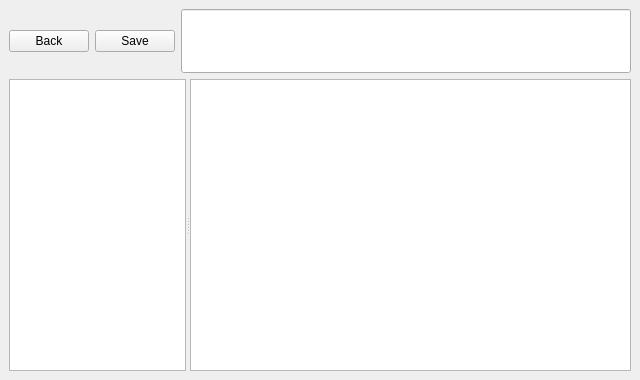
The window that ui/mainwin.ui (berndhs/notably) describes before a commit, drawn with Qt 5.
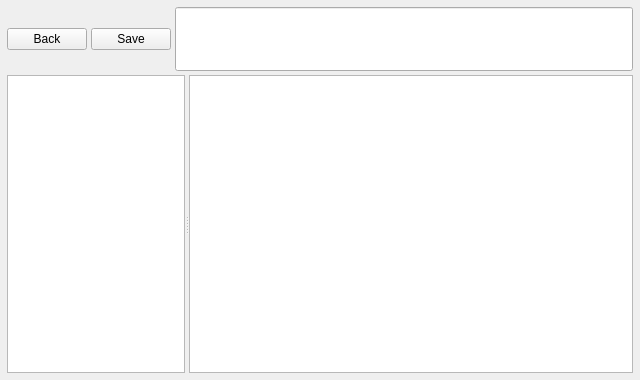
The same window after the commit. Icons and pictures are not drawn. Custom widgets are drawn as their Qt base class.

The edit to the form file:
```diff
--- a/ui/mainwin.ui
+++ b/ui/mainwin.ui
@@ -110,6 +110,7 @@
    </property>
   </widget>
  </widget>
+ <layoutdefault spacing="4" margin="7"/>
  <customwidgets>
   <customwidget>
    <class>nota::EditBox</class>
```
Left out of the diff: 3 changed lines with no effect on the pictures.
